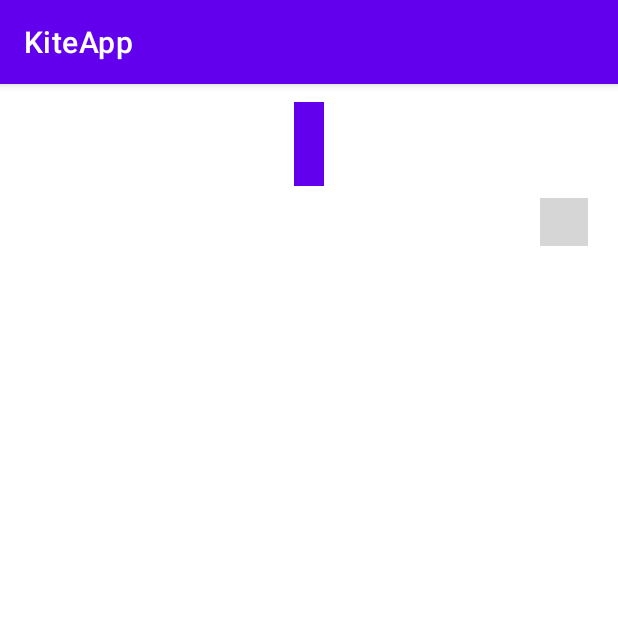
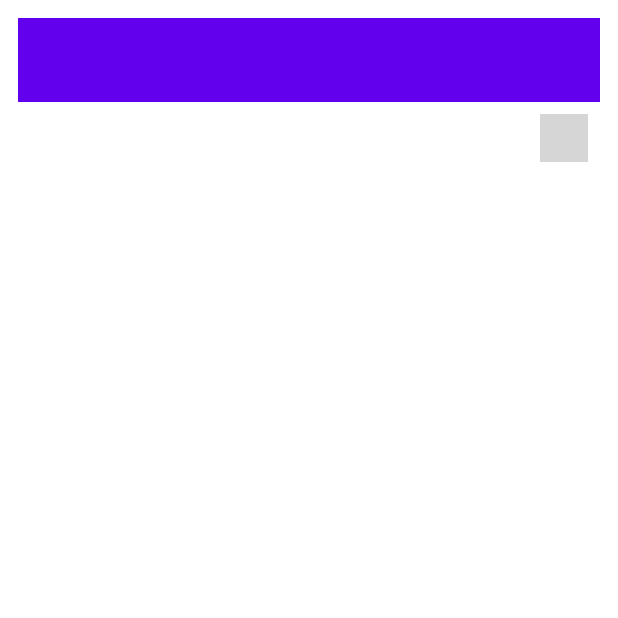
Before and after one commit to aladante/kiteapp, an Android app: the screen it shows after launch (MainActivity), on a phone screen of 412 x 824 dp, the top half of it. Run offline under Robolectric (Android 15) with nearby library versions, the phone set to English and light mode, and no system bars; our stand-ins replace navigation-ui; libraries missing offline, so code that uses them is left out: org.osmdroid.config, org.osmdroid.tileprovider, org.osmdroid.util, org.osmdroid.views; plain views replace MapView; 6 statements that could not run were skipped; grey boxes are pictures that could not be loaded.

Commit message:
add navbar with navcontroller suppoert

```diff
--- a/app/src/main/AndroidManifest.xml
+++ b/app/src/main/AndroidManifest.xml
@@ -16,7 +16,6 @@
         <activity android:name=".MainActivity">
             <intent-filter>
                 <action android:name="android.intent.action.MAIN" />
-
                 <category android:name="android.intent.category.LAUNCHER" />
             </intent-filter>
         </activity>
--- a/app/src/main/java/com/jandorresteijn/kiteapp/MainActivity.kt
+++ b/app/src/main/java/com/jandorresteijn/kiteapp/MainActivity.kt
@@ -6,12 +6,14 @@ import android.content.pm.PackageManager
 import android.os.Bundle
 import android.preference.PreferenceManager
 import androidx.appcompat.app.AppCompatActivity
+import androidx.appcompat.widget.Toolbar
 import androidx.core.app.ActivityCompat
 import androidx.core.content.ContextCompat
 import androidx.lifecycle.ViewModelProviders
 import androidx.navigation.findNavController
 import androidx.navigation.ui.AppBarConfiguration
 import androidx.navigation.ui.NavigationUI
+import androidx.navigation.ui.setupWithNavController
 import com.jandorresteijn.kiteapp.ui.main.LocationViewModel
 import org.osmdroid.config.Configuration
 import org.osmdroid.tileprovider.tilesource.TileSourceFactory
@@ -21,7 +23,6 @@ import org.osmdroid.views.MapView
 class MainActivity : AppCompatActivity() {
 
     private lateinit var viewModel: LocationViewModel
-    private lateinit var map: MapView
     private  val MULTIPLE_PERMISSION_REQUEST_CODE = 4
 
 
@@ -35,20 +36,19 @@ class MainActivity : AppCompatActivity() {
         val ctx: Context = getApplicationContext();
         Configuration.getInstance().load(ctx, PreferenceManager.getDefaultSharedPreferences(ctx));
         checkPermissionsState();
+
+
     }
 
     private fun initNavigation() {
-        // The NavController
         val navController = findNavController(R.id.navHostFragment)
-
-        // Connect the navHostFragment with the ActionBar.
         val appBarConfiguration = AppBarConfiguration(navController.graph)
-
-
-        NavigationUI.setupActionBarWithNavController(this, navController, appBarConfiguration)
+        findViewById<Toolbar>(R.id.toolbar)
+            .setupWithNavController(navController, appBarConfiguration)
     }
 
 
+    // check premissions needed to run the application
     private fun checkPermissionsState() {
         val internetPermissionCheck = ContextCompat.checkSelfPermission(
             this,
--- a/app/src/main/res/layout/main_activity.xml
+++ b/app/src/main/res/layout/main_activity.xml
@@ -6,6 +6,17 @@
     android:layout_height="match_parent"
     android:padding="12dp"
     tools:context=".MainActivity">
+
+    <androidx.appcompat.widget.Toolbar
+        android:id="@+id/toolbar"
+        android:layout_width="match_parent"
+        android:layout_height="wrap_content"
+        android:background="?attr/colorPrimary"
+        android:minHeight="?attr/actionBarSize"
+        android:theme="?attr/actionBarTheme"
+        app:layout_constraintEnd_toEndOf="parent"
+        app:layout_constraintStart_toStartOf="parent"
+        app:layout_constraintTop_toTopOf="parent" />
 
     <fragment
         android:id="@+id/navHostFragment"
@@ -22,15 +33,5 @@
         app:layout_constraintVertical_bias="1.0"
         app:navGraph="@navigation/navigation_graph" />
 
-    <androidx.appcompat.widget.Toolbar
-        android:id="@+id/toolbar"
-        android:layout_width="20dp"
-        android:layout_height="wrap_content"
-        android:background="?attr/colorPrimary"
-        android:minHeight="?attr/actionBarSize"
-        android:theme="?attr/actionBarTheme"
-        app:layout_constraintEnd_toEndOf="parent"
-        app:layout_constraintStart_toStartOf="parent"
-        app:layout_constraintTop_toTopOf="parent" />
 
 </androidx.constraintlayout.widget.ConstraintLayout>
--- a/app/src/main/res/values/themes.xml
+++ b/app/src/main/res/values/themes.xml
@@ -1,6 +1,6 @@
 <resources xmlns:tools="http://schemas.android.com/tools">
     <!-- Base application theme. -->
-    <style name="Theme.KiteApp" parent="Theme.MaterialComponents.DayNight.DarkActionBar">
+    <style name="Theme.KiteApp" parent="Theme.MaterialComponents.DayNight.NoActionBar">
         <!-- Primary brand color. -->
         <item name="colorPrimary">@color/purple_500</item>
         <item name="colorPrimaryVariant">@color/purple_700</item>
@@ -9,8 +9,6 @@
         <item name="colorSecondary">@color/teal_200</item>
         <item name="colorSecondaryVariant">@color/teal_700</item>
         <item name="colorOnSecondary">@color/black</item>
-        <!-- Status bar color. -->
-        <item name="android:statusBarColor" tools:targetApi="l">?attr/colorPrimaryVariant</item>
         <!-- Customize your theme here. -->
     </style>
 </resources>
```
